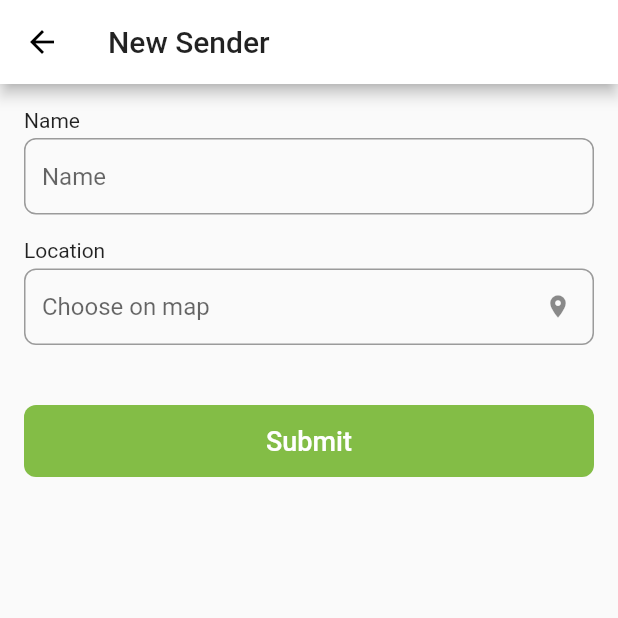
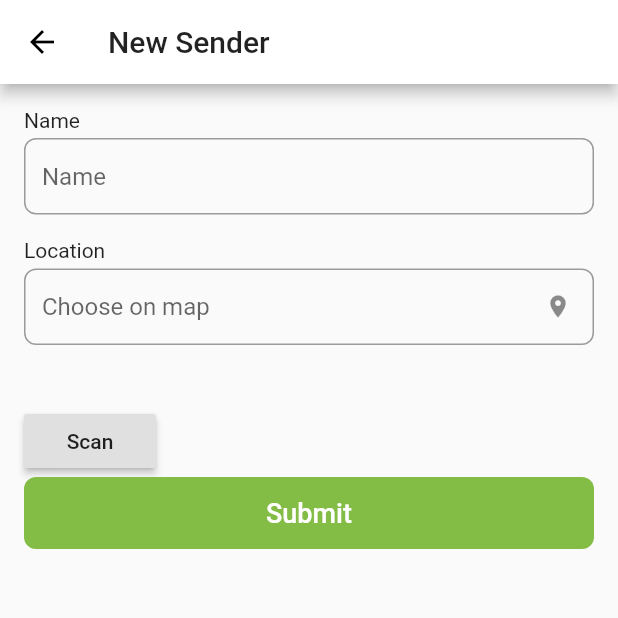
Before and after one commit to adiandoyo32/sensor-app, a Flutter app: the screen it shows after launch, item 2 of the bottom bar chosen, after a tap on the "add" icon, on a phone screen of 412 x 824 dp, the top half of it. Run offline on Flutter 3.47's test engine with Material 2 defaults, Android fonts, the phone set to English and light mode, and no system bars; our stand-ins replace google_maps_flutter, location; missing offline and left inert: qrscan; network calls fail.

Commit message:
update home screen

```diff
--- a/lib/routes.dart
+++ b/lib/routes.dart
@@ -4,6 +4,7 @@ import 'package:sensor_app/screens/sender/sender_add_screen.dart';
 import 'package:sensor_app/screens/sender/sender_detail_location.dart';
 import 'package:sensor_app/screens/sender/sender_detail_screen.dart';
 import 'package:sensor_app/screens/sender/widgets/sender_pick_location.dart';
+import 'package:sensor_app/screens/sensor/sensor_add_screen.dart';
 
 Route<dynamic> generateRoute(RouteSettings settings) {
   var builder;
@@ -25,6 +26,9 @@ Route<dynamic> generateRoute(RouteSettings settings) {
       var coord = settings.arguments;
       builder = (_) => SenderDetailLocation(coord);
       break;
+    case SensorAddScreen.routeName:
+      builder = (_) => SensorAddScreen();
+      break;
     default:
       builder = (_) => BaseScreen();
   }
--- a/lib/screens/home/home_screen.dart
+++ b/lib/screens/home/home_screen.dart
@@ -1,5 +1,7 @@
 import 'package:flutter/material.dart';
 import 'package:sensor_app/constants/colors.dart';
+import 'package:sensor_app/screens/home/widgets/card_content.dart';
+import 'package:sensor_app/screens/home/widgets/home_card.dart';
 import 'package:sensor_app/screens/widgets/cards/activity_card.dart';
 
 class HomeScreen extends StatelessWidget {
@@ -7,36 +9,49 @@ class HomeScreen extends StatelessWidget {
   Widget build(BuildContext context) {
     return Scaffold(
       body: SafeArea(
-        child: Container(
+        child: SingleChildScrollView(
+          child: Stack(
+            children: [
+              Container(
+                width: MediaQuery.of(context).size.width,
+                height: 200.0,
+                decoration: BoxDecoration(
+                  color: kPrimaryColor,
+                  borderRadius: BorderRadius.only(
+                    bottomLeft: Radius.circular(24.0),
+                    bottomRight: Radius.circular(24.0),
+                  ),
+                ),
+              ),
+              Padding(
+                padding: const EdgeInsets.all(24.0),
                 child: Column(
                   crossAxisAlignment: CrossAxisAlignment.start,
                   children: [
-              Padding(
-                padding: const EdgeInsets.all(24.0),
-                child: RichText(
-                  text: TextSpan(
-                    style: Theme.of(context).textTheme.headline5.copyWith(
-                          color: Colors.black87,
-                          fontWeight: FontWeight.w700,
-                        ),
+                    _buildHomeHeader(),
+                    SizedBox(height: 56.0),
+                    _buildHomeCard(),
+                    SizedBox(height: 24.0),
+                    Column(
+                      crossAxisAlignment: CrossAxisAlignment.start,
                       children: [
-                      TextSpan(text: "My "),
-                      TextSpan(
-                        text: "Home",
+                        Text(
+                          'Last Activities',
                           style: TextStyle(
-                          color: kPrimaryColor,
-                        ),
-                      )
-                    ],
+                            fontWeight: FontWeight.w400,
                           ),
                         ),
-              ),
-              _buildHomeCard(context),
+                        SizedBox(height: 8.0),
                         ActivityCard(),
                         ActivityCard(),
                         ActivityCard(),
                         ActivityCard(),
                         ActivityCard(),
+                      ],
+                    )
+                  ],
+                ),
+              ),
             ],
           ),
         ),
@@ -44,70 +59,54 @@ class HomeScreen extends StatelessWidget {
     );
   }
 
-  Widget _buildHomeCard(BuildContext context) {
-    return Padding(
-      padding: const EdgeInsets.all(24.0),
-      child: Container(
-        padding: EdgeInsets.all(20.0),
-        width: MediaQuery.of(context).size.width,
-        height: 120.0,
-        decoration: BoxDecoration(
-          color: Colors.white,
-          borderRadius: BorderRadius.circular(8.0),
-          boxShadow: [
-            BoxShadow(
-              color: Color(0x338A959E),
-              offset: Offset(0, 15),
-              blurRadius: 30,
-            ),
-          ],
-        ),
-        child: Row(
-          children: [
-            Expanded(
-              child: Column(
+  Widget _buildHomeHeader() {
+    return Column(
       crossAxisAlignment: CrossAxisAlignment.start,
-                mainAxisAlignment: MainAxisAlignment.center,
       children: [
         Text(
-                    "Total Sensor",
-                    style: TextStyle(fontSize: 16),
+          'Sensorku',
+          style: TextStyle(
+            color: Colors.white,
+            fontWeight: FontWeight.w700,
+            fontSize: 24.0,
+            letterSpacing: 1.25,
           ),
-                  SizedBox(height: 8),
+        ),
+        SizedBox(height: 16),
         Text(
-                    "8",
+          "Hi, Lorem Ipsum ",
           style: TextStyle(
-                      fontSize: 24,
-                      fontWeight: FontWeight.bold,
+            color: Colors.white,
+            fontSize: 16.0,
+            letterSpacing: 1.25,
           ),
         ),
       ],
+    );
+  }
+
+  Widget _buildHomeCard() {
+    return Row(
+      children: [
+        Expanded(
+          child: HomeCard(
+            cardMargin: EdgeInsets.only(right: 8.0),
+            cardChild: CardContent(
+              title: 'Total Senders',
+              labelContent: '4',
             ),
           ),
-            SizedBox(width: 24),
+        ),
         Expanded(
-              child: Column(
-                crossAxisAlignment: CrossAxisAlignment.start,
-                mainAxisAlignment: MainAxisAlignment.center,
-                children: [
-                  Text(
-                    "Active",
-                    style: TextStyle(fontSize: 16),
+          child: HomeCard(
+            cardMargin: EdgeInsets.only(left: 8.0),
+            cardChild: CardContent(
+              title: 'Active',
+              labelContent: '4',
             ),
-                  SizedBox(height: 8),
-                  Text(
-                    "3",
-                    style: TextStyle(
-                      fontSize: 24,
-                      fontWeight: FontWeight.bold,
           ),
         ),
       ],
-              ),
-            ),
-          ],
-        ),
-      ),
     );
   }
 }
--- /dev/null
+++ b/lib/screens/home/widgets/card_content.dart
@@ -0,0 +1,25 @@
+import 'package:flutter/material.dart';
+
+class CardContent extends StatelessWidget {
+  const CardContent({this.title, this.labelContent});
+
+  final String title, labelContent;
+
+  @override
+  Widget build(BuildContext context) {
+    return Column(
+      mainAxisAlignment: MainAxisAlignment.center,
+      children: [
+        Text(
+          title,
+          style: TextStyle(fontSize: 14.0),
+        ),
+        SizedBox(height: 16.0),
+        Text(
+          labelContent,
+          style: TextStyle(fontSize: 24.0, fontWeight: FontWeight.w600),
+        ),
+      ],
+    );
+  }
+}
--- /dev/null
+++ b/lib/screens/home/widgets/home_card.dart
@@ -0,0 +1,28 @@
+import 'package:flutter/material.dart';
+
+class HomeCard extends StatelessWidget {
+  const HomeCard({this.cardMargin, this.cardChild});
+
+  final EdgeInsetsGeometry cardMargin;
+  final Widget cardChild;
+
+  @override
+  Widget build(BuildContext context) {
+    return Container(
+      height: 100.0,
+      margin: cardMargin,
+      decoration: BoxDecoration(
+        color: Colors.white,
+        borderRadius: BorderRadius.circular(8),
+        boxShadow: [
+          BoxShadow(
+            color: Color(0x338A959E),
+            offset: Offset(0, 15),
+            blurRadius: 35,
+          ),
+        ],
+      ),
+      child: cardChild,
+    );
+  }
+}
--- a/lib/screens/sender/widgets/sender_add_form.dart
+++ b/lib/screens/sender/widgets/sender_add_form.dart
@@ -5,6 +5,7 @@ import 'package:sensor_app/providers/senders.dart';
 import 'package:sensor_app/screens/sender/widgets/sender_pick_location.dart';
 import 'package:sensor_app/screens/widgets/buttons/primary_button.dart';
 import 'package:sensor_app/utils/mixins/form_validation.dart';
+import 'package:qrscan/qrscan.dart' as scanner;
 
 class SenderAddForm extends StatefulWidget {
   @override
@@ -15,6 +16,8 @@ class _SenderAddFormState extends State<SenderAddForm> with Validation {
   final GlobalKey<FormState> _formKey = GlobalKey<FormState>();
   final _nameFieldController = TextEditingController();
   final _locationFieldController = TextEditingController();
+
+  String text;
 
   Future<void> _selectOnMap() async {
     final selectedLocation = await Navigator.of(context).push<LatLng>(
@@ -89,6 +92,14 @@ class _SenderAddFormState extends State<SenderAddForm> with Validation {
                 validator: validateLocation,
               ),
               SizedBox(height: 40),
+              RaisedButton(
+                child: Text('Scan'),
+                onPressed: () async {
+                  text = await scanner.scan();
+                  setState(() {});
+                  print(text);
+                },
+              ),
               PrimaryButton(
                 text: "Submit",
                 onPress: _submitForm,
--- a/lib/screens/sensor/sensor_screen.dart
+++ b/lib/screens/sensor/sensor_screen.dart
@@ -2,6 +2,7 @@ import 'package:flutter/material.dart';
 import 'package:provider/provider.dart';
 import 'package:sensor_app/constants/colors.dart';
 import 'package:sensor_app/providers/sensors.dart';
+import 'package:sensor_app/screens/sensor/sensor_add_screen.dart';
 import 'package:sensor_app/screens/sensor/widgets/sensor_list.dart';
 
 class SensorScreen extends StatefulWidget {
@@ -69,7 +70,9 @@ class _SensorScreenState extends State<SensorScreen> {
             ),
             Container(
               child: Expanded(
-                child: SensorList(),
+                child: _isLoading
+                    ? Center(child: CircularProgressIndicator())
+                    : SensorList(),
               ),
             ),
           ],
@@ -80,7 +83,7 @@ class _SensorScreenState extends State<SensorScreen> {
         child: Icon(Icons.add),
         backgroundColor: kPrimaryColor,
         onPressed: () {
-          // Navigator.pushNamed(context, SenderAddScreen.routeName);
+          Navigator.pushNamed(context, SensorAddScreen.routeName);
         },
       ),
     );
--- a/lib/screens/widgets/cards/activity_card.dart
+++ b/lib/screens/widgets/cards/activity_card.dart
@@ -4,7 +4,19 @@ class ActivityCard extends StatelessWidget {
   @override
   Widget build(BuildContext context) {
     return Container(
-      padding: EdgeInsets.symmetric(vertical: 8.0, horizontal: 24.0),
+      padding: EdgeInsets.symmetric(vertical: 8.0, horizontal: 8.0),
+      margin: EdgeInsets.symmetric(vertical: 4.0),
+      decoration: BoxDecoration(
+        color: Colors.white,
+        borderRadius: BorderRadius.circular(8),
+        boxShadow: [
+          BoxShadow(
+            color: Color(0x338A959E),
+            offset: Offset(0, 5),
+            blurRadius: 10,
+          ),
+        ],
+      ),
       child: Row(
         children: [
           SizedBox(
@@ -39,7 +51,7 @@ class ActivityCard extends StatelessWidget {
                   fontWeight: FontWeight.bold,
                 ),
               ),
-              SizedBox(height: 10),
+              SizedBox(height: 8.0),
               Text("12 August - 2:23 PM"),
             ],
           )
--- a/pubspec.yaml
+++ b/pubspec.yaml
@@ -30,6 +30,7 @@ dependencies:
   intl: ^0.16.1
   google_maps_flutter: ^0.5.19+2
   location: ^3.0.0
+  qrscan: ^0.2.17
 
   # The following adds the Cupertino Icons font to your application.
   # Use with the CupertinoIcons class for iOS style icons.
```
Also changed, not shown: lib/screens/sensor/sensor_add_screen.dart (added, +20 -0 lines), lib/screens/sensor/widgets/sensor_add_form.dart (added, +66 -0 lines), pubspec.lock. Lines whose indentation alone changed are shown as unchanged.
